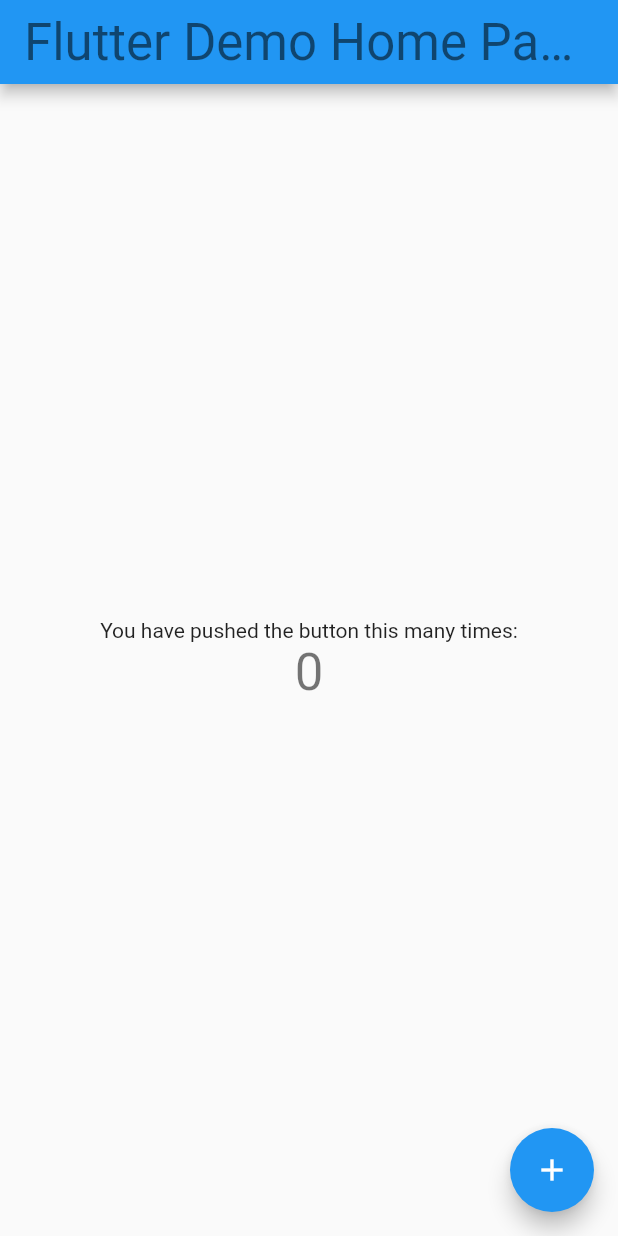
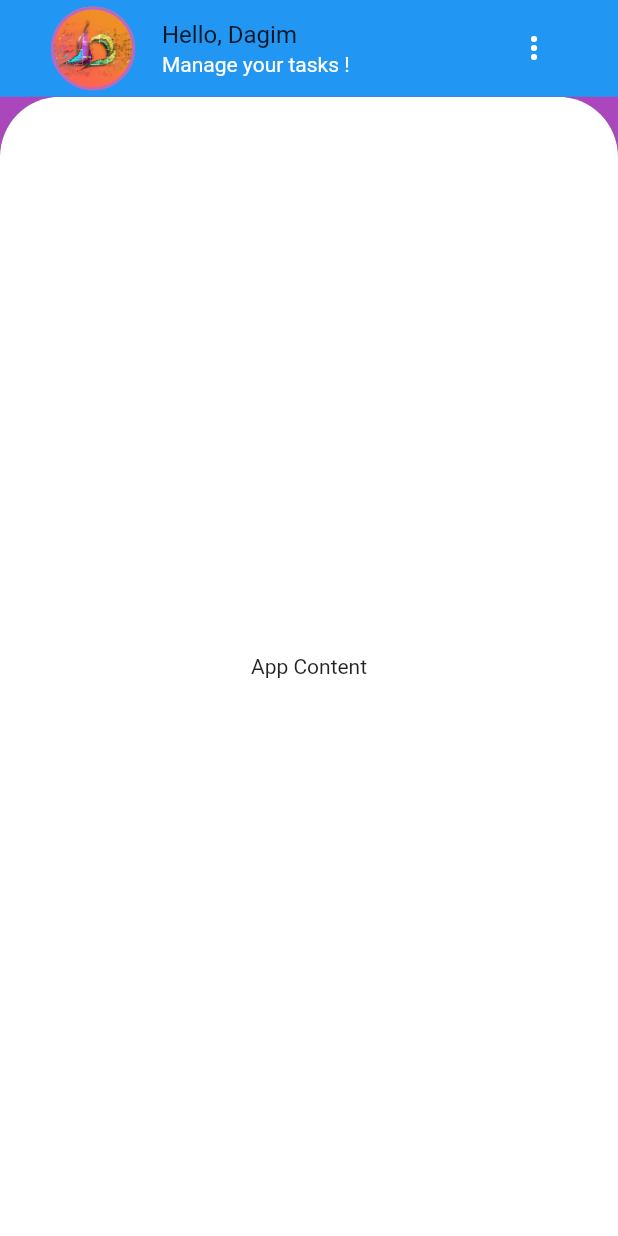
Before and after one commit to dagimg-dot/DoTo, a Flutter app: the screen it shows after launch, on a phone screen of 412 x 824 dp. Run offline on Flutter 3.47's test engine with Material 2 defaults, Android fonts, the phone set to English and light mode, and no system bars; our stand-ins replace animated_splash_screen.

Commit message:
app bar and basic body finished

```diff
--- a/lib/pages/home_page.dart
+++ b/lib/pages/home_page.dart
@@ -1,7 +1,10 @@
+import 'package:doto/models/task.dart';
 import 'package:flutter/material.dart';
 
+import '../utils/constants.dart';
+
 class MyHomePage extends StatefulWidget {
-const MyHomePage({super.key});
+  const MyHomePage({super.key});
 
   @override
   State<MyHomePage> createState() => _MyHomePageState();
@@ -19,30 +22,67 @@ class _MyHomePageState extends State<MyHomePage> {
   @override
   Widget build(BuildContext context) {
     return Scaffold(
+      backgroundColor: primaryColor,
       appBar: AppBar(
-        title: Text(
-          'Flutter Demo Home Page',
-          style: Theme.of(context).textTheme.headlineMedium,
+        title: ListTile(
+          leading: Container(
+            width: 60,
+            height: 60,
+            decoration: BoxDecoration(
+              shape: BoxShape.circle,
+              border: Border.all(
+                color: secondaryColor,
+                width: 2.0,
+              ),
+              image: const DecorationImage(
+                image: AssetImage('assets/images/profile.jpg'),
+                fit: BoxFit.fill,
+              ),
+            ),
+          ),
+          title: const Text('Hello, Dagim'),
+          subtitle: const Text(
+            'Manage your tasks !',
+            style: TextStyle(
+              color: Colors.white
+            ),
+          ),
+          trailing: IconButton(
+            icon: const Icon(Icons.more_vert),
+            color: Colors.white,
+            onPressed: () {},
+          ),
         ),
+        toolbarHeight: MediaQuery.of(context).devicePixelRatio * 43.0,
+        elevation: 0.0,
       ),
-      body: Center(
-        child: Column(
-          mainAxisAlignment: MainAxisAlignment.center,
-          children: <Widget>[
-            const Text(
-              'You have pushed the button this many times:',
+      body: ClipRRect(
+        borderRadius: const BorderRadius.only(
+            topLeft: Radius.circular(40), topRight: Radius.circular(40)),
+        child: Container(
+          decoration: BoxDecoration(
+            color: Colors.white,
+            boxShadow: [
+              BoxShadow(
+                color: Colors.black.withOpacity(0.5),
+                spreadRadius: 15,
+                blurRadius: 20,
+                offset: const Offset(0, 0), // changes position of shadow
+              ),
+              BoxShadow(
+                color: Colors.black.withOpacity(0.5),
+                spreadRadius: -15,
+                blurRadius: 20,
+                offset: const Offset(0, 0), // changes position of shadow
+              )
+            ],
+          ),
+          child: const Center(
+            child: Text(
+              'App Content',
             ),
-            Text(
-              '$_counter',
-              style: Theme.of(context).textTheme.headlineMedium,
-            ),
-          ],
+          ),
         ),
-      ),
-      floatingActionButton: FloatingActionButton(
-        onPressed: _incrementCounter,
-        tooltip: 'Increment',
-        child: const Icon(Icons.add),
       ), // This trailing comma makes auto-formatting nicer for build methods.
     );
   }
```
